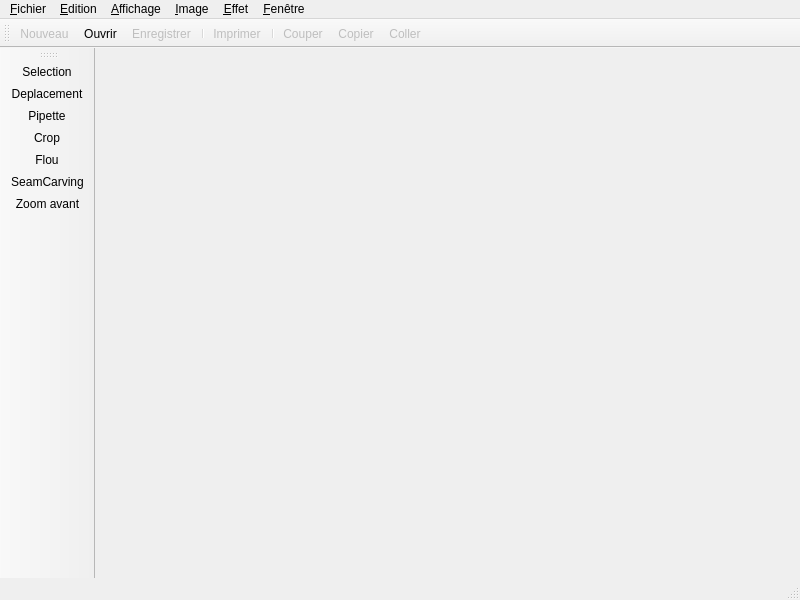
LilyOfTheWest/image, file Fred/image1/mainwindow.ui: the form before one commit.
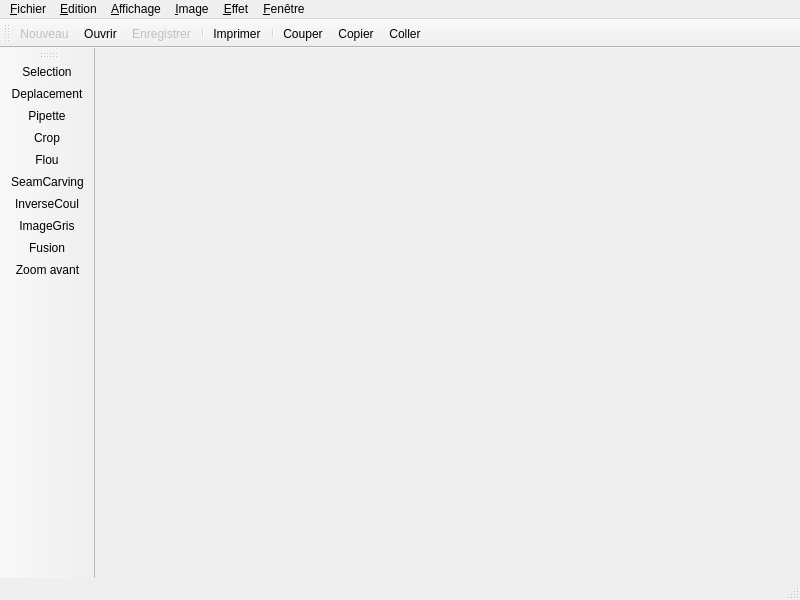
The form after the commit. Icons and pictures are not drawn.

Patch:
```diff
--- a/Fred/image1/mainwindow.ui
+++ b/Fred/image1/mainwindow.ui
@@ -144,6 +144,9 @@
    <addaction name="actionCrop"/>
    <addaction name="actionFlou"/>
    <addaction name="actionSeamCarving"/>
+   <addaction name="actionInverseCoul"/>
+   <addaction name="actionImageGris"/>
+   <addaction name="actionFusion_2"/>
    <addaction name="actionZoom_avant"/>
   </widget>
   <action name="action_Nouveau">
@@ -220,7 +223,7 @@
   </action>
   <action name="action_Imprimer">
    <property name="enabled">
-    <bool>false</bool>
+    <bool>true</bool>
    </property>
    <property name="icon">
     <iconset resource="res.qrc">
@@ -252,7 +255,7 @@
   </action>
   <action name="action_Couper">
    <property name="enabled">
-    <bool>false</bool>
+    <bool>true</bool>
    </property>
    <property name="icon">
     <iconset resource="res.qrc">
@@ -267,7 +270,7 @@
   </action>
   <action name="action_Copier">
    <property name="enabled">
-    <bool>false</bool>
+    <bool>true</bool>
    </property>
    <property name="icon">
     <iconset resource="res.qrc">
@@ -282,7 +285,7 @@
   </action>
   <action name="action_Coller">
    <property name="enabled">
-    <bool>false</bool>
+    <bool>true</bool>
    </property>
    <property name="icon">
     <iconset resource="res.qrc">
@@ -481,6 +484,38 @@
     <string>Pipette</string>
    </property>
   </action>
+  <action name="actionInverseCoul">
+   <property name="icon">
+    <iconset resource="res.qrc">
+     <normaloff>:/Barre outil/Tool bar/negatif couleur.png</normaloff>:/Barre outil/Tool bar/negatif couleur.png</iconset>
+   </property>
+   <property name="text">
+    <string>InverseCoul</string>
+   </property>
+  </action>
+  <action name="actionImageGris">
+   <property name="icon">
+    <iconset resource="res.qrc">
+     <normaloff>:/Barre outil/Tool bar/imagegris.png</normaloff>:/Barre outil/Tool bar/imagegris.png</iconset>
+   </property>
+   <property name="text">
+    <string>ImageGris</string>
+   </property>
+  </action>
+  <action name="actionFusion_2">
+   <property name="icon">
+    <iconset resource="res.qrc">
+     <normaloff>:/Barre outil/Tool bar/Fusion.png</normaloff>:/Barre outil/Tool bar/Fusion.png</iconset>
+   </property>
+   <property name="text">
+    <string>Fusion</string>
+   </property>
+  </action>
+  <action name="actionRecadrer">
+   <property name="text">
+    <string>Recadrer</string>
+   </property>
+  </action>
  </widget>
  <resources>
   <include location="res.qrc"/>
```
Left out of the diff: 2 changed lines with no effect on the pictures.
